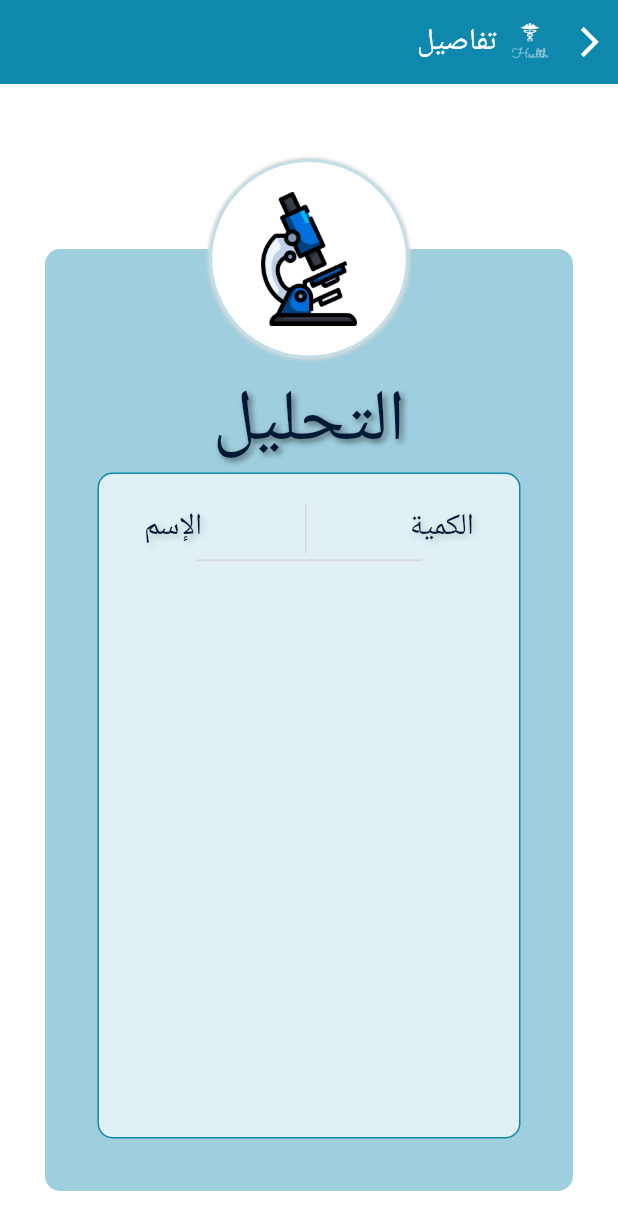
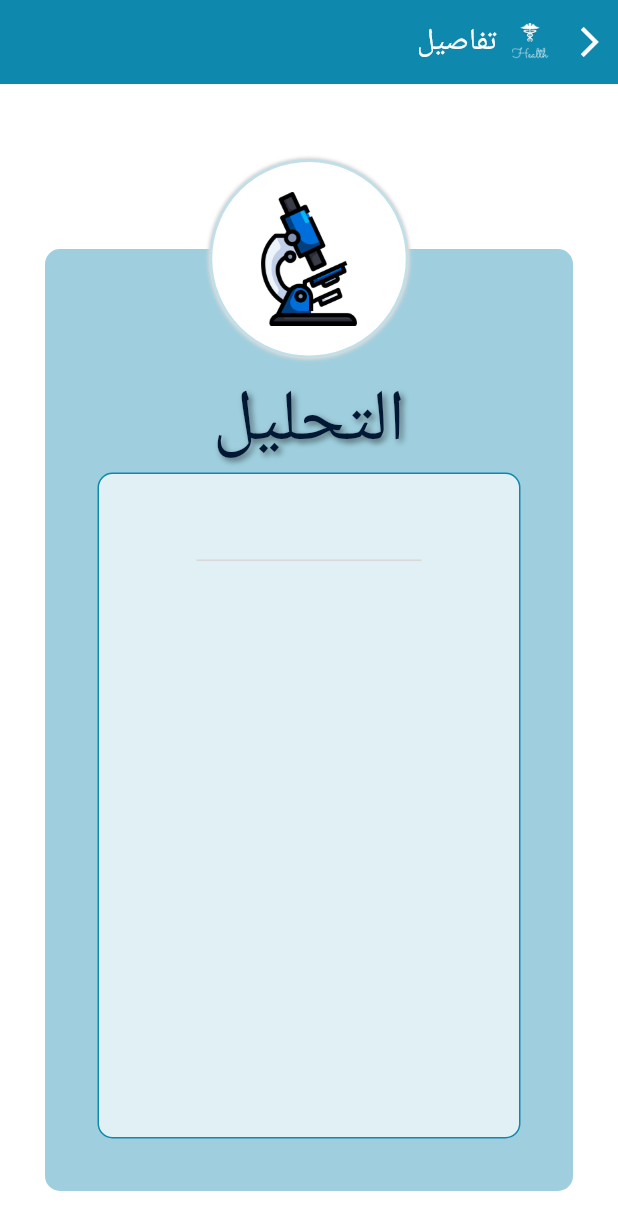
Before and after one commit to rawanyahia11/Graduation-Health-App-Project, a Flutter app: the TestsScreen screen opened directly, on a phone screen of 412 x 824 dp. Shown: the top 1230 px of the screen. Run offline on Flutter 3.47's test engine with Material 3 defaults, Android fonts, the phone set to English and light mode, and no system bars; our stand-ins replace animated_splash_screen, flutter_bloc.

Commit message:
و لا حاجه

```diff
--- a/lib/screens/home/profile/medical_history/details_of_his/clinic/clinic_details/test.dart
+++ b/lib/screens/home/profile/medical_history/details_of_his/clinic/clinic_details/test.dart
@@ -55,43 +55,7 @@ class TestsScreen extends StatelessWidget {
                     mainAxisAlignment: MainAxisAlignment.spaceBetween,
                     children: [
 
-                      Text(
-                        "الكمية",
-                        style: TextStyle(
-                          fontSize:AppSize.fontSize20,
-                          color: AppColors.labelsInDrawerColor,
-                          shadows: [
-                            Shadow(
-                              offset: const Offset(2,2),
-                              blurRadius: 5,
-                              color: Colors.black.withOpacity(0.2), // ظل خفيف
-                            ),
-                          ],
-                        ),
-                      ),
 
-                      const VerticalDivider(
-                        color: AppColors.dividerColor,
-                        width: 10,      // المسافة الأفقية اللي بياخدها الخط
-                        thickness: 1.1,   // سمك الخط نفسه
-                        indent: 5,     // بداية المسافة من فوق
-                        endIndent: 2,
-                      ),
-
-                      Text(
-                        "الإسم",
-                        style: TextStyle(
-                          fontSize:AppSize.fontSize20,
-                          color: AppColors.labelsInDrawerColor,
-                          shadows: [
-                            Shadow(
-                              offset: const Offset(2,2),
-                              blurRadius: 5,
-                              color: Colors.black.withOpacity(0.2), // ظل خفيف
-                            ),
-                          ],
-                        ),
-                      ),
                     ],
                   ),
                 ),
```
